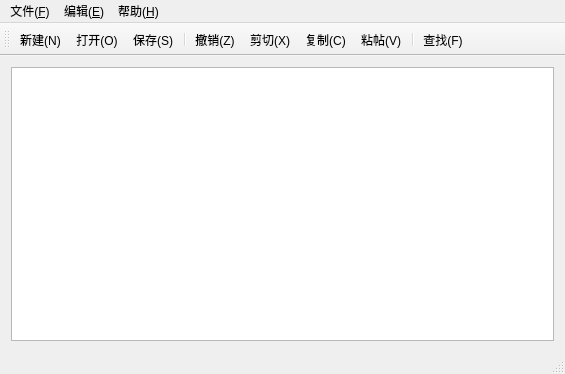
This is src/Lootepad/mainwindow.ui in xuzhuoyi/LDE as Qt 5 draws it before an edit. The edited form follows.
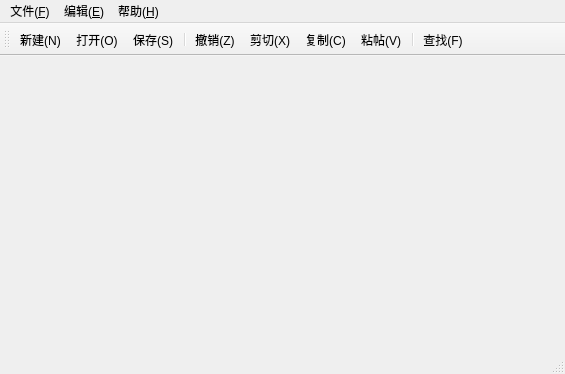
This is the edited form. Icons and pictures are not drawn.

Commit message: Add Class TextEditTab

Patch:
```diff
--- a/src/Lootepad/mainwindow.ui
+++ b/src/Lootepad/mainwindow.ui
@@ -18,11 +18,7 @@
     <normaloff>:/new/prefix1/res/18.png</normaloff>:/new/prefix1/res/18.png</iconset>
   </property>
   <widget class="QWidget" name="centralWidget">
-   <layout class="QGridLayout" name="gridLayout">
-    <item row="0" column="0">
-     <widget class="QTextEdit" name="textEdit"/>
-    </item>
-   </layout>
+   <layout class="QGridLayout" name="gridLayout"/>
   </widget>
   <widget class="QMenuBar" name="menuBar">
    <property name="geometry">
```
Left out of the diff: 35 changed lines with no effect on the pictures. The commit also changes 8 other files.
